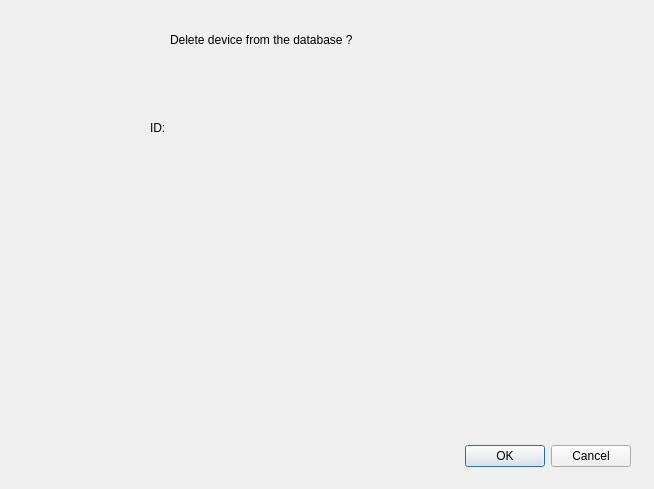
Qt form deleteDialog.ui (jolders/netnode) before a commit.
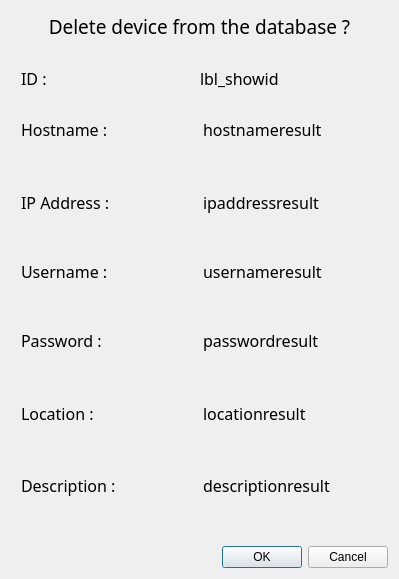
The same form after that commit.

```diff
--- a/deleteDialog.ui
+++ b/deleteDialog.ui
@@ -6,55 +6,470 @@
    <rect>
     <x>0</x>
     <y>0</y>
-    <width>654</width>
-    <height>489</height>
+    <width>399</width>
+    <height>579</height>
    </rect>
   </property>
   <property name="windowTitle">
    <string>Dialog</string>
   </property>
-  <widget class="QDialogButtonBox" name="buttonBox">
-   <property name="geometry">
-    <rect>
-     <x>10</x>
-     <y>440</y>
-     <width>621</width>
-     <height>32</height>
-    </rect>
-   </property>
-   <property name="orientation">
-    <enum>Qt::Horizontal</enum>
-   </property>
-   <property name="standardButtons">
-    <set>QDialogButtonBox::Cancel|QDialogButtonBox::Ok</set>
-   </property>
-  </widget>
-  <widget class="QLabel" name="lbl_title">
-   <property name="geometry">
-    <rect>
-     <x>170</x>
-     <y>30</y>
-     <width>421</width>
-     <height>20</height>
-    </rect>
-   </property>
-   <property name="text">
-    <string>Delete device from the database ?</string>
-   </property>
-  </widget>
-  <widget class="QLabel" name="lbl_id">
-   <property name="geometry">
-    <rect>
-     <x>150</x>
-     <y>120</y>
-     <width>131</width>
-     <height>16</height>
-    </rect>
-   </property>
-   <property name="text">
-    <string>ID:</string>
-   </property>
-  </widget>
+  <property name="styleSheet">
+   <string notr="true">QDialog {
+        background-color: &quot;gainsboro&quot;;
+}
+/* --------------------------------------- CANCEL DIALOG BUTTON  -----------------------------------*/
+QDialogButtonBox &gt; QPushButton[text=&quot;Cancel&quot;]{
+    color: &quot;black&quot;;
+    background-color: &quot;lightcoral&quot;;
+    padding: 5px;
+    border-radius: 5px;
+    border-width: 1px;
+    border-color: &quot;lightslategrey&quot;;
+    border-style: solid;
+	width:100px;
+height:30px;
+font-size: 16px;
+}
+QDialogButtonBox &gt; QPushButton[text=&quot;Cancel&quot;]:hover {
+  color: &quot;black&quot;;
+background-color: &quot;orangered&quot;;
+font-weight: bold;
+}
+/* --------------------------------------- OK DIALOG BUTTON  -----------------------------------*/
+QDialogButtonBox &gt; QPushButton[text=&quot;OK&quot;]{
+    color: &quot;black&quot;;
+    background-color: &quot;lightgreen&quot;;
+    padding: 5px;
+    border-radius: 5px;
+    border-width: 1px;
+    border-color: &quot;lightslategrey&quot;;
+    border-style: solid;
+	width:100px;
+height:30px;
+font-size: 16px
+}
+QDialogButtonBox &gt; QPushButton[text=&quot;OK&quot;]:hover {
+  color: &quot;white&quot;;
+background-color: &quot;green&quot;;
+font-weight: bold;
+}</string>
+  </property>
+  <layout class="QVBoxLayout" name="verticalLayout_2">
+   <item>
+    <widget class="QLabel" name="lbl_title">
+     <property name="minimumSize">
+      <size>
+       <width>0</width>
+       <height>0</height>
+      </size>
+     </property>
+     <property name="maximumSize">
+      <size>
+       <width>16777215</width>
+       <height>30</height>
+      </size>
+     </property>
+     <property name="font">
+      <font>
+       <family>Noto Sans</family>
+       <pointsize>14</pointsize>
+      </font>
+     </property>
+     <property name="styleSheet">
+      <string notr="true"/>
+     </property>
+     <property name="text">
+      <string>Delete device from the database ?</string>
+     </property>
+     <property name="alignment">
+      <set>Qt::AlignCenter</set>
+     </property>
+     <property name="margin">
+      <number>0</number>
+     </property>
+     <property name="indent">
+      <number>0</number>
+     </property>
+    </widget>
+   </item>
+   <item>
+    <layout class="QVBoxLayout" name="verticalLayout">
+     <property name="topMargin">
+      <number>20</number>
+     </property>
+     <property name="bottomMargin">
+      <number>21</number>
+     </property>
+     <item>
+      <layout class="QHBoxLayout" name="horizontalLayout_8" stretch="0,0">
+       <property name="spacing">
+        <number>0</number>
+       </property>
+       <property name="topMargin">
+        <number>0</number>
+       </property>
+       <property name="bottomMargin">
+        <number>0</number>
+       </property>
+       <item>
+        <widget class="QLabel" name="lbl_id">
+         <property name="font">
+          <font>
+           <family>Noto Sans</family>
+           <pointsize>12</pointsize>
+          </font>
+         </property>
+         <property name="text">
+          <string>ID :</string>
+         </property>
+         <property name="margin">
+          <number>12</number>
+         </property>
+         <property name="indent">
+          <number>10</number>
+         </property>
+        </widget>
+       </item>
+       <item>
+        <widget class="QLabel" name="lbl_idresult">
+         <property name="sizePolicy">
+          <sizepolicy hsizetype="Preferred" vsizetype="Fixed">
+           <horstretch>0</horstretch>
+           <verstretch>0</verstretch>
+          </sizepolicy>
+         </property>
+         <property name="font">
+          <font>
+           <family>Noto Sans</family>
+           <pointsize>12</pointsize>
+          </font>
+         </property>
+         <property name="layoutDirection">
+          <enum>Qt::RightToLeft</enum>
+         </property>
+         <property name="text">
+          <string>lbl_showid</string>
+         </property>
+         <property name="alignment">
+          <set>Qt::AlignJustify|Qt::AlignVCenter</set>
+         </property>
+         <property name="margin">
+          <number>10</number>
+         </property>
+         <property name="indent">
+          <number>0</number>
+         </property>
+        </widget>
+       </item>
+      </layout>
+     </item>
+     <item>
+      <layout class="QHBoxLayout" name="horizontalLayout_2" stretch="0,0">
+       <item>
+        <widget class="QLabel" name="lbl_hostname">
+         <property name="font">
+          <font>
+           <family>Noto Sans</family>
+           <pointsize>12</pointsize>
+          </font>
+         </property>
+         <property name="text">
+          <string>Hostname :</string>
+         </property>
+         <property name="margin">
+          <number>12</number>
+         </property>
+         <property name="indent">
+          <number>10</number>
+         </property>
+        </widget>
+       </item>
+       <item>
+        <widget class="QLabel" name="lbl_hostnameresult">
+         <property name="font">
+          <font>
+           <family>Noto Sans</family>
+           <pointsize>12</pointsize>
+          </font>
+         </property>
+         <property name="text">
+          <string>hostnameresult</string>
+         </property>
+         <property name="margin">
+          <number>12</number>
+         </property>
+         <property name="indent">
+          <number>0</number>
+         </property>
+        </widget>
+       </item>
+      </layout>
+     </item>
+     <item>
+      <layout class="QHBoxLayout" name="horizontalLayout_3" stretch="0,0">
+       <item>
+        <widget class="QLabel" name="lbl_ipaddress">
+         <property name="font">
+          <font>
+           <family>Noto Sans</family>
+           <pointsize>12</pointsize>
+          </font>
+         </property>
+         <property name="text">
+          <string>IP Address :</string>
+         </property>
+         <property name="margin">
+          <number>12</number>
+         </property>
+         <property name="indent">
+          <number>10</number>
+         </property>
+        </widget>
+       </item>
+       <item>
+        <widget class="QLabel" name="lbl_ipaddressresult">
+         <property name="font">
+          <font>
+           <family>Noto Sans</family>
+           <pointsize>12</pointsize>
+          </font>
+         </property>
+         <property name="text">
+          <string>ipaddressresult</string>
+         </property>
+         <property name="margin">
+          <number>12</number>
+         </property>
+         <property name="indent">
+          <number>0</number>
+         </property>
+        </widget>
+       </item>
+      </layout>
+     </item>
+     <item>
+      <layout class="QHBoxLayout" name="horizontalLayout_4" stretch="0,0">
+       <item>
+        <widget class="QLabel" name="lbl_username">
+         <property name="maximumSize">
+          <size>
+           <width>16777215</width>
+           <height>60</height>
+          </size>
+         </property>
+         <property name="sizeIncrement">
+          <size>
+           <width>10</width>
+           <height>0</height>
+          </size>
+         </property>
+         <property name="baseSize">
+          <size>
+           <width>0</width>
+           <height>0</height>
+          </size>
+         </property>
+         <property name="font">
+          <font>
+           <family>Noto Sans</family>
+           <pointsize>12</pointsize>
+          </font>
+         </property>
+         <property name="text">
+          <string>Username :</string>
+         </property>
+         <property name="margin">
+          <number>12</number>
+         </property>
+         <property name="indent">
+          <number>10</number>
+         </property>
+        </widget>
+       </item>
+       <item>
+        <widget class="QLabel" name="lbl_usernameresult">
+         <property name="maximumSize">
+          <size>
+           <width>16777215</width>
+           <height>60</height>
+          </size>
+         </property>
+         <property name="sizeIncrement">
+          <size>
+           <width>10</width>
+           <height>0</height>
+          </size>
+         </property>
+         <property name="baseSize">
+          <size>
+           <width>0</width>
+           <height>0</height>
+          </size>
+         </property>
+         <property name="font">
+          <font>
+           <family>Noto Sans</family>
+           <pointsize>12</pointsize>
+          </font>
+         </property>
+         <property name="text">
+          <string>usernameresult</string>
+         </property>
+         <property name="margin">
+          <number>12</number>
+         </property>
+         <property name="indent">
+          <number>0</number>
+         </property>
+        </widget>
+       </item>
+      </layout>
+     </item>
+     <item>
+      <layout class="QHBoxLayout" name="horizontalLayout_5" stretch="0,0">
+       <item>
+        <widget class="QLabel" name="lbl_password">
+         <property name="font">
+          <font>
+           <family>Noto Sans</family>
+           <pointsize>12</pointsize>
+          </font>
+         </property>
+         <property name="text">
+          <string>Password :</string>
+         </property>
+         <property name="margin">
+          <number>12</number>
+         </property>
+         <property name="indent">
+          <number>10</number>
+         </property>
+        </widget>
+       </item>
+       <item>
+        <widget class="QLabel" name="lbl_passwordresult">
+         <property name="font">
+          <font>
+           <family>Noto Sans</family>
+           <pointsize>12</pointsize>
+          </font>
+         </property>
+         <property name="text">
+          <string>passwordresult</string>
+         </property>
+         <property name="margin">
+          <number>12</number>
+         </property>
+         <property name="indent">
+          <number>0</number>
+         </property>
+        </widget>
+       </item>
+      </layout>
+     </item>
+     <item>
+      <layout class="QHBoxLayout" name="horizontalLayout_6" stretch="0,0">
+       <property name="spacing">
+        <number>6</number>
+       </property>
+       <property name="bottomMargin">
+        <number>0</number>
+       </property>
+       <item>
+        <widget class="QLabel" name="lbl_location">
+         <property name="font">
+          <font>
+           <family>Noto Sans</family>
+           <pointsize>12</pointsize>
+          </font>
+         </property>
+         <property name="text">
+          <string>Location :</string>
+         </property>
+         <property name="margin">
+          <number>12</number>
+         </property>
+         <property name="indent">
+          <number>10</number>
+         </property>
+        </widget>
+       </item>
+       <item>
+        <widget class="QLabel" name="lbl_locationresult">
+         <property name="font">
+          <font>
+           <family>Noto Sans</family>
+           <pointsize>12</pointsize>
+          </font>
+         </property>
+         <property name="text">
+          <string>locationresult</string>
+         </property>
+         <property name="margin">
+          <number>12</number>
+         </property>
+         <property name="indent">
+          <number>0</number>
+         </property>
+        </widget>
+       </item>
+      </layout>
+     </item>
+     <item>
+      <layout class="QHBoxLayout" name="horizontalLayout_7" stretch="0,0">
+       <item>
+        <widget class="QLabel" name="lbl_description">
+         <property name="font">
+          <font>
+           <family>Noto Sans</family>
+           <pointsize>12</pointsize>
+          </font>
+         </property>
+         <property name="text">
+          <string>Description :</string>
+         </property>
+         <property name="margin">
+          <number>12</number>
+         </property>
+         <property name="indent">
+          <number>10</number>
+         </property>
+        </widget>
+       </item>
+       <item>
+        <widget class="QLabel" name="lbl_descriptionresult">
+         <property name="font">
+          <font>
+           <family>Noto Sans</family>
+           <pointsize>12</pointsize>
+          </font>
+         </property>
+         <property name="text">
+          <string>descriptionresult</string>
+         </property>
+         <property name="margin">
+          <number>12</number>
+         </property>
+         <property name="indent">
+          <number>0</number>
+         </property>
+        </widget>
+       </item>
+      </layout>
+     </item>
+    </layout>
+   </item>
+   <item>
+    <widget class="QDialogButtonBox" name="buttonBox">
+     <property name="orientation">
+      <enum>Qt::Horizontal</enum>
+     </property>
+     <property name="standardButtons">
+      <set>QDialogButtonBox::Cancel|QDialogButtonBox::Ok</set>
+     </property>
+    </widget>
+   </item>
+  </layout>
  </widget>
  <resources/>
  <connections>
```
